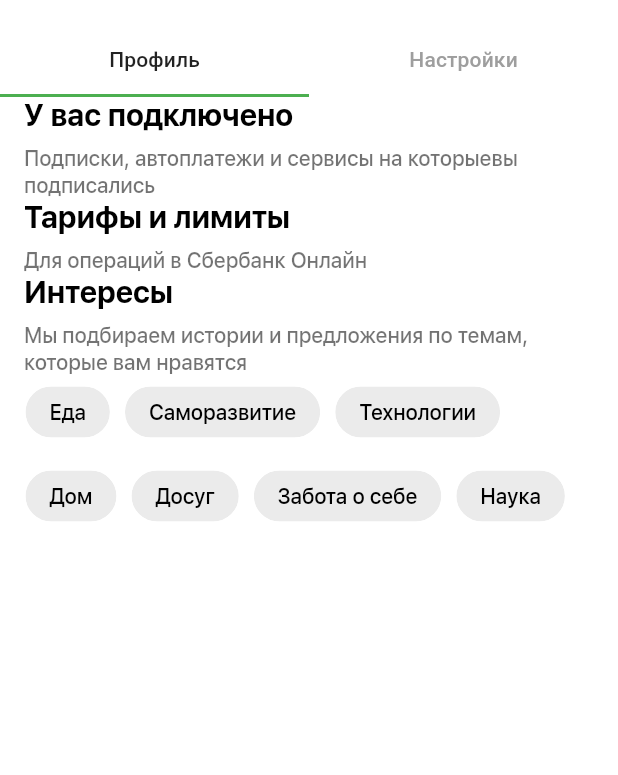
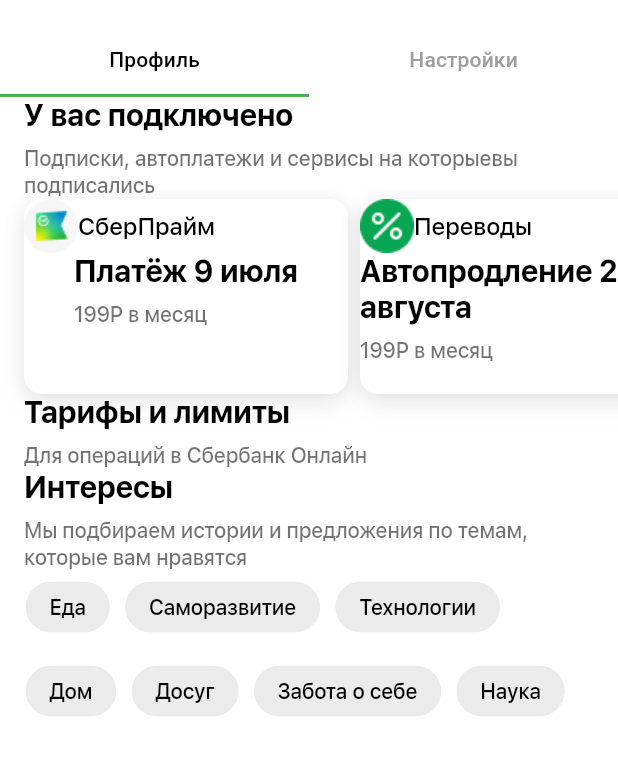
Before and after one commit to Nailloon/Sber_app, a Flutter app: the screen it shows after launch, on a phone screen of 412 x 824 dp, the part 275-1050 px from its top. Run offline on Flutter 3.47's test engine with Material 3 defaults, Android fonts, the phone set to English and light mode, and no system bars; generated files the repository leaves out were written again.

Commit message:
Added cards, cardsInfo and ListView of Cards

```diff
--- a/lib/main.dart
+++ b/lib/main.dart
@@ -1,5 +1,7 @@
 import 'package:flutter/material.dart';
 import 'package:sber_app_filyakin/screens/profileTabScreen.dart';
+import 'package:sber_app_filyakin/widgets/cards.dart';
+import 'package:sber_app_filyakin/widgets/headerAndText.dart';
 import 'package:sber_app_filyakin/widgets/sliverAppBarWithImage.dart';
 import 'package:sber_app_filyakin/utils/Strings.dart';
 import 'package:sber_app_filyakin/utils/TextThemes.dart';
@@ -29,7 +31,7 @@
           overlayColor:
               MaterialStateColor.resolveWith((states) => Colors.green),
         ),
-          colorScheme: const ColorScheme(
+        colorScheme: const ColorScheme(
             brightness: Brightness.light,
             primary: Colors.black,
             onPrimary: Colors.grey,
@@ -43,7 +45,7 @@
             onSurface: Colors.black),
         useMaterial3: true,
       ),
-      home: const Home(),
+      home: Home(),
     );
   }
 }
@@ -59,19 +61,19 @@
         length: tabs.length,
         child: NestedScrollView(
           headerSliverBuilder: (BuildContext context, bool innerBoxIsScrolled) {
-           return <Widget>[
+            return <Widget>[
               sliverAppBarWithImage(),
               SliverAppBarTabBar(tabs: tabs)
             ];
-            },
-            body: TabBarView(
+          },
+          body: TabBarView(
             children: <Widget>[
               const ProfileTabScreen(),
               Container(),
             ],
+          ),
         ),
       ),
-    ),
     );
   }
 }
--- a/lib/screens/profileTabScreen.dart
+++ b/lib/screens/profileTabScreen.dart
@@ -1,31 +1,69 @@
 import 'package:flutter/material.dart';
+import 'package:sber_app_filyakin/widgets/cards.dart';
 import 'package:sber_app_filyakin/widgets/chips.dart';
 import 'package:sber_app_filyakin/widgets/headerAndText.dart';
 import 'package:sber_app_filyakin/utils/Strings.dart';
+
 class ProfileTabScreen extends StatelessWidget {
   const ProfileTabScreen({Key? key}) : super(key: key);
 
   @override
   Widget build(BuildContext context) {
-    var chipsText = ["Еда", "Саморазвитие","Технологии","Дом","Досуг","Забота о себе","Наука"];
+    var chipsText = [
+      "Еда",
+      "Саморазвитие",
+      "Технологии",
+      "Дом",
+      "Досуг",
+      "Забота о себе",
+      "Наука"
+    ];
+    var cards = [
+      CardInfo(
+          labelText: "СберПрайм",
+          underCardText:
+              HeaderAndText(label: "Платёж 9 июля", text: "199Р в месяц"),
+          image: "assets/images/sverPrime.png"),
+      CardInfo(
+          labelText: "Переводы",
+          underCardText: HeaderAndText(
+              label: "Автопродление 21 августа", text: "199Р в месяц"),
+          image: "assets/images/percent.png")
+    ];
     return SafeArea(
       child: Builder(
         builder: (BuildContext context) {
           return CustomScrollView(
             slivers: <Widget>[
               SliverOverlapInjector(
-                        handle: NestedScrollView.sliverOverlapAbsorberHandleFor(context),
+                handle:
+                    NestedScrollView.sliverOverlapAbsorberHandleFor(context),
               ),
               SliverFillRemaining(
                 hasScrollBody: false,
                 child: Padding(
                   padding: const EdgeInsets.symmetric(horizontal: 16.0),
-                      child: Column(crossAxisAlignment: CrossAxisAlignment.start,
+                  child: Column(
+                    crossAxisAlignment: CrossAxisAlignment.start,
                     children: [
-                          HeaderAndText(label: Strings.of(context).services,text: Strings.of(context).servicesText,),
-                          HeaderAndText(label: Strings.of(context).tariffs, text: Strings.of(context).operations),
-                          HeaderAndText(label: Strings.of(context).interests, text: Strings.of(context).interestsDescription),
-                          ChipsWidget(chipList: chipsText, neutralColor:Colors.black.withOpacity(0.07999999821186066), selectedColor: Colors.green),
+                      HeaderAndText(
+                        label: Strings.of(context).services,
+                        text: Strings.of(context).servicesText,
+                      ),
+                      SizedBox(
+                          height: 130,
+                          child: ListViewWithMyCards(myCards: cards)),
+                      HeaderAndText(
+                          label: Strings.of(context).tariffs,
+                          text: Strings.of(context).operations),
+                      HeaderAndText(
+                          label: Strings.of(context).interests,
+                          text: Strings.of(context).interestsDescription),
+                      ChipsWidget(
+                          chipList: chipsText,
+                          neutralColor:
+                              Colors.black.withOpacity(0.07999999821186066),
+                          selectedColor: Colors.green),
                     ],
                   ),
                 ),
--- /dev/null
+++ b/lib/widgets/cards.dart
@@ -0,0 +1,81 @@
+import "package:flutter/material.dart";
+import "package:sber_app_filyakin/widgets/headerAndText.dart";
+
+class CardInfo {
+  final String labelText;
+  final HeaderAndText underCardText;
+  final String image;
+  const CardInfo(
+      {required this.labelText,
+      required this.underCardText,
+      required this.image});
+}
+
+class MyCard extends StatelessWidget {
+  final CardInfo cardInfo;
+  const MyCard({Key? key, required this.cardInfo}) : super(key: key);
+  @override
+  Widget build(BuildContext context) {
+    return SizedBox(
+        width: 216,
+        child: DecoratedBox(
+          decoration: BoxDecoration(
+              color: Colors.white,
+              borderRadius: BorderRadius.circular(12),
+              boxShadow: [
+                BoxShadow(
+                  color: Color(0x114F4F6C),
+                  blurRadius: 14,
+                  offset: Offset(0, 8),
+                  spreadRadius: 0,
+                ),
+                BoxShadow(
+                  color: Color(0x14000000),
+                  blurRadius: 10,
+                  offset: Offset(0, 2),
+                  spreadRadius: 0,
+                )
+              ]),
+          child: Column(
+            mainAxisAlignment: MainAxisAlignment.start,
+            children: [
+              Row(
+                children: [
+                  Image.asset(cardInfo.image),
+                  Text(
+                    cardInfo.labelText,
+                    style: Theme.of(context).textTheme.bodyMedium,
+                  )
+                ],
+              ),
+              cardInfo.underCardText
+            ],
+          ),
+        ));
+  }
+}
+
+class ListViewWithMyCards extends StatelessWidget {
+final List<CardInfo> myCards;
+
+const ListViewWithMyCards({Key? key, required this.myCards}) : super(key: key);
+
+@override
+Widget build(BuildContext context) {
+return ListView.separated(
+  separatorBuilder: (BuildContext context, int index) {
+      return SizedBox(width:8.0);
+   },
+clipBehavior: Clip.none,
+scrollDirection: Axis.horizontal,
+
+physics: const BouncingScrollPhysics(
+parent: AlwaysScrollableScrollPhysics(),
+decelerationRate: ScrollDecelerationRate.fast),
+itemCount: myCards.length,
+itemBuilder: (BuildContext context, int index) {
+return MyCard(cardInfo: myCards[index]);
+},
+);
+}
+}
--- a/lib/widgets/chips.dart
+++ b/lib/widgets/chips.dart
@@ -5,7 +5,11 @@
   final Color neutralColor;
   final Color selectedColor;
 
-  ChipsWidget({required this.chipList, required this.neutralColor, required this.selectedColor});
+  ChipsWidget({
+    required this.chipList,
+    required this.neutralColor,
+    required this.selectedColor,
+  });
 
   @override
   _ChipsWidgetState createState() => _ChipsWidgetState();
@@ -27,12 +31,15 @@
       runSpacing: 8.0,
       children: List<Widget>.generate(widget.chipList.length, (index) {
         return FilterChip(
-          label: Text(widget.chipList[index],
-          style: Theme.of(context).textTheme.labelMedium),
-          shape: RoundedRectangleBorder(borderRadius: BorderRadius.all(Radius.circular(20.0))),
+          label: Text(
+            widget.chipList[index],
+            style: Theme.of(context).textTheme.labelMedium,
+          ),
+          shape: StadiumBorder(),
           selected: isSelected[index],
           checkmarkColor: Colors.black,
-          backgroundColor: isSelected[index] ? widget.selectedColor : widget.neutralColor,
+          backgroundColor:
+              isSelected[index] ? widget.selectedColor : widget.neutralColor,
           onSelected: (bool selected) {
             setState(() {
               isSelected[index] = selected;
--- a/lib/widgets/headerAndText.dart
+++ b/lib/widgets/headerAndText.dart
@@ -1,16 +1,31 @@
 import 'package:flutter/material.dart';
 
-class HeaderAndText extends StatelessWidget{
+class HeaderAndText extends StatelessWidget {
   final String label;
   final String? text;
   final double? height;
-  const HeaderAndText({Key? key, required this.label, this.text, this.height}) : super(key: key);
+  const HeaderAndText({Key? key, required this.label, this.text, this.height})
+      : super(key: key);
   @override
   Widget build(BuildContext context) {
-    return Column(crossAxisAlignment: CrossAxisAlignment.start,
-    children: [Text(label,style: Theme.of(context).textTheme.titleLarge,),
-    if(text!=null)
-    Column(children: [SizedBox(height: height ?? 8.0,),Text(text!, style: Theme.of(context).textTheme.labelLarge,)],)
+    return Column(crossAxisAlignment: CrossAxisAlignment.start, children: [
+      Text(
+        label,
+        style: Theme.of(context).textTheme.titleLarge,
+      ),
+      if (text != null)
+        Column(
+          mainAxisAlignment: MainAxisAlignment.start,
+          children: [
+            SizedBox(
+              height: height ?? 8.0,
+            ),
+            Text(
+              text!,
+              style: Theme.of(context).textTheme.labelLarge,
+            )
+          ],
+        )
     ]);
   }
 }
--- a/lib/widgets/sliverAppBarDelegate.dart
+++ b/lib/widgets/sliverAppBarDelegate.dart
@@ -1,4 +1,5 @@
 import 'package:flutter/material.dart';
+
 class SliverAppBarDelegate extends SliverPersistentHeaderDelegate {
   SliverAppBarDelegate(this._tabBar);
 
--- a/lib/widgets/sliverAppBarWithImage.dart
+++ b/lib/widgets/sliverAppBarWithImage.dart
@@ -23,16 +23,16 @@
         ),
       ],
       flexibleSpace: FlexibleSpaceBar(
-        title: Text(
-          Strings.of(context).userName,
-          style: sfProTextTheme.displayMedium
-        ),
+        title: Text(Strings.of(context).userName,
+            style: sfProTextTheme.displayMedium),
         collapseMode: CollapseMode.pin,
         expandedTitleScale: 1.5,
         centerTitle: true,
         titlePadding: const EdgeInsets.only(bottom: 17),
         background: Center(
-          child: SizedBox(height: 110, width:110,
+          child: SizedBox(
+            height: 110,
+            width: 110,
             child: Image.asset(
               'assets/images/ecat.png',
             ),
@@ -55,7 +55,7 @@
       sliver: SliverPersistentHeader(
         delegate: SliverAppBarDelegate(
           TabBar(
-labelColor: Colors.black87,
+            labelColor: Colors.black,
             unselectedLabelColor: Colors.grey,
             tabs: tabs.map((String name) => Tab(text: name)).toList(),
           ),
```
Also changed, not shown: assets/images/percent.png (added), assets/images/sverPrime.png (added), lib/utils/Strings.dart (indentation only), lib/utils/TextThemes.dart (line endings or trailing spaces). Lines whose indentation alone changed are shown as unchanged.
